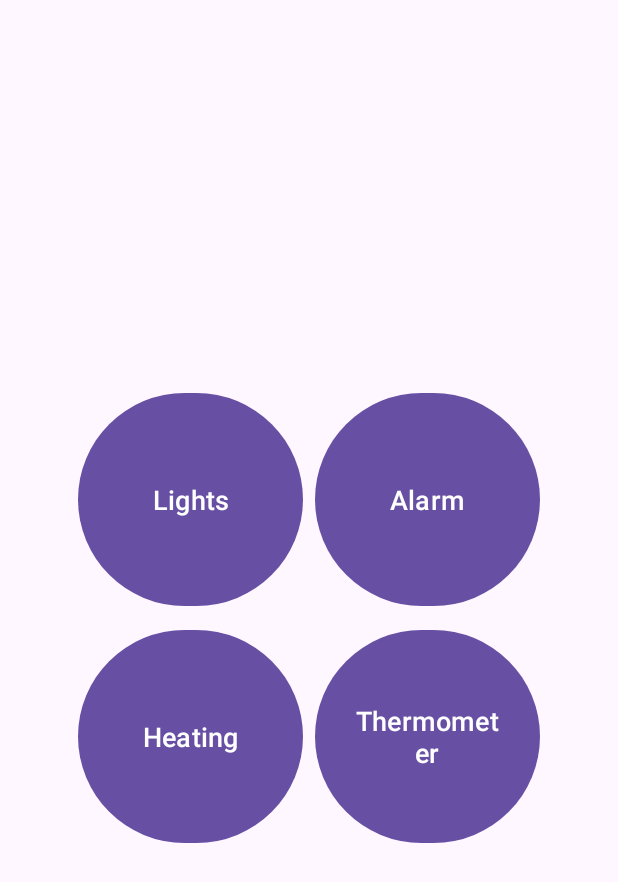
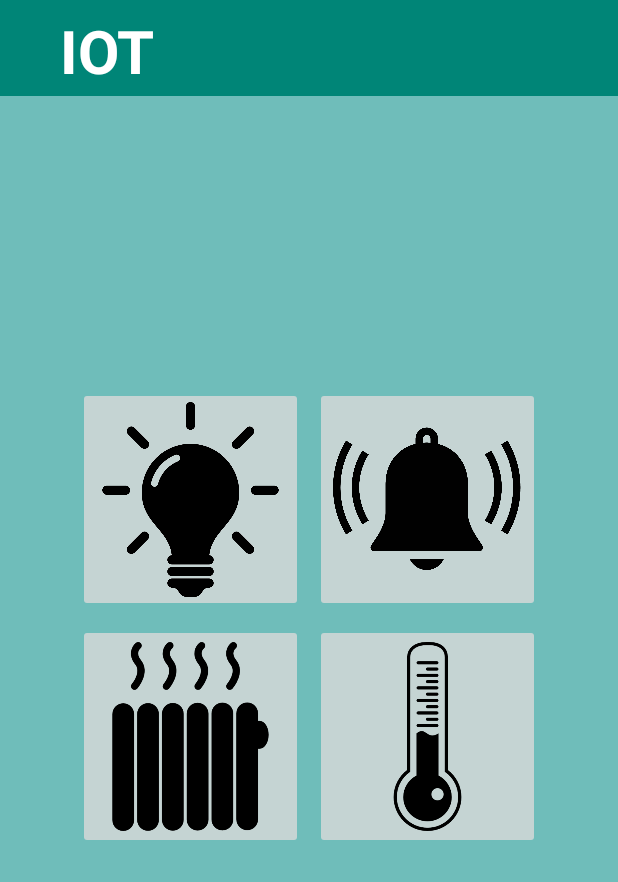
Before and after one commit to GN25/IOT, an Android app: the layout activity_main.xml on its own in the app's theme, with its tools: preview values and no code run, on a phone screen of 412 x 824 dp. Shown: the top 882 px of the screen. Run offline under Robolectric (Android 15) with nearby library versions, the light colour scheme and no system bars.

Commit message:
App improved visually

```diff
--- a/app/src/main/AndroidManifest.xml
+++ b/app/src/main/AndroidManifest.xml
@@ -12,6 +12,7 @@
         android:supportsRtl="true"
         android:theme="@style/Theme.IOT"
         tools:targetApi="31">
+
         <activity
             android:name=".MainActivity"
             android:exported="true">
--- a/app/src/main/res/layout/activity_main.xml
+++ b/app/src/main/res/layout/activity_main.xml
@@ -1,57 +1,90 @@
 <RelativeLayout xmlns:android="http://schemas.android.com/apk/res/android"
     xmlns:tools="http://schemas.android.com/tools"
     android:layout_width="match_parent"
-    android:layout_height="match_parent">
+    android:layout_height="match_parent"
+    android:background="#9912988C">
+
+    <androidx.appcompat.widget.Toolbar
+        android:id="@+id/toolbar"
+        android:layout_width="match_parent"
+        android:layout_height="?attr/actionBarSize"
+        android:background="#008577"
+        android:elevation="4dp"
+        android:theme="@style/ThemeOverlay.AppCompat.Dark.ActionBar"
+        android:title="IOT"
+        android:titleTextColor="#FFFFFF">
+
+        <RelativeLayout
+            android:layout_width="match_parent"
+            android:layout_height="match_parent"
+            android:gravity="center">
+
+            <!-- The main title -->
+            <TextView
+                android:id="@+id/toolbarTitle"
+                android:layout_width="wrap_content"
+                android:layout_height="wrap_content"
+                android:layout_alignParentStart="true"
+                android:layout_alignParentTop="true"
+                android:layout_alignParentEnd="true"
+                android:layout_marginStart="24dp"
+                android:layout_marginTop="3dp"
+                android:layout_marginEnd="248dp"
+                android:text="IOT"
+                android:textColor="#FFFFFF"
+                android:textSize="40sp"
+                android:textStyle="bold" />
+
+        </RelativeLayout>
+    </androidx.appcompat.widget.Toolbar>
+
 
     <GridLayout
         android:layout_width="wrap_content"
         android:layout_height="wrap_content"
         android:layout_centerInParent="true"
-        android:layout_centerHorizontal="true"
-        android:layout_margin="30dp"
-        android:columnCount="3"
-        android:rowCount="4"
+        android:layout_marginStart="30dp"
+        android:layout_marginTop="30dp"
+        android:layout_marginEnd="30dp"
+        android:layout_marginBottom="30dp"
+        android:columnCount="2"
+        android:rowCount="2"
         android:useDefaultMargins="true">
 
-    <Button
+        <ImageButton
             android:id="@+id/btnLights"
             android:layout_width="150dp"
             android:layout_height="150dp"
-        android:layout_row="0"
-        android:layout_column="0"
             android:layout_gravity="center"
-        android:text="Lights"
-        android:textSize="18sp" />
+            android:backgroundTint="#CDDADADA"
+            android:scaleType="fitCenter"
+            android:src="@drawable/lights" />
 
-    <Button
+        <ImageButton
             android:id="@+id/btnAlarm"
             android:layout_width="150dp"
             android:layout_height="150dp"
-        android:layout_row="0"
-        android:layout_column="1"
             android:layout_gravity="center"
-        android:text="Alarm"
-        android:textSize="18sp" />
+            android:backgroundTint="#CDDADADA"
+            android:scaleType="fitCenter"
+            android:src="@drawable/alarm" />
 
-    <Button
+        <ImageButton
             android:id="@+id/btnHeating"
             android:layout_width="150dp"
             android:layout_height="150dp"
-        android:layout_row="1"
-        android:layout_column="0"
             android:layout_gravity="center"
-        android:text="Heating"
-        android:textSize="18sp" />
+            android:backgroundTint="#CDDADADA"
+            android:scaleType="fitCenter"
+            android:src="@drawable/heating" />
 
-    <Button
+        <ImageButton
             android:id="@+id/btnThermometer"
             android:layout_width="150dp"
             android:layout_height="150dp"
-        android:layout_row="1"
-        android:layout_column="1"
             android:layout_gravity="center"
-        android:text="Thermometer"
-        android:textSize="18sp" />
+            android:backgroundTint="#CDDADADA"
+            android:scaleType="fitCenter"
+            android:src="@drawable/thermometer" />
     </GridLayout>
-
 </RelativeLayout>
```
Also changed, not shown: app/src/main/res/drawable/alarm.png (added), app/src/main/res/drawable/heating.png (added), app/src/main/res/drawable/lights.png (added), app/src/main/res/drawable/thermometer.png (added), app/src/main/res/values/colors.xml (line endings or trailing spaces). Lines whose indentation alone changed are shown as unchanged.
